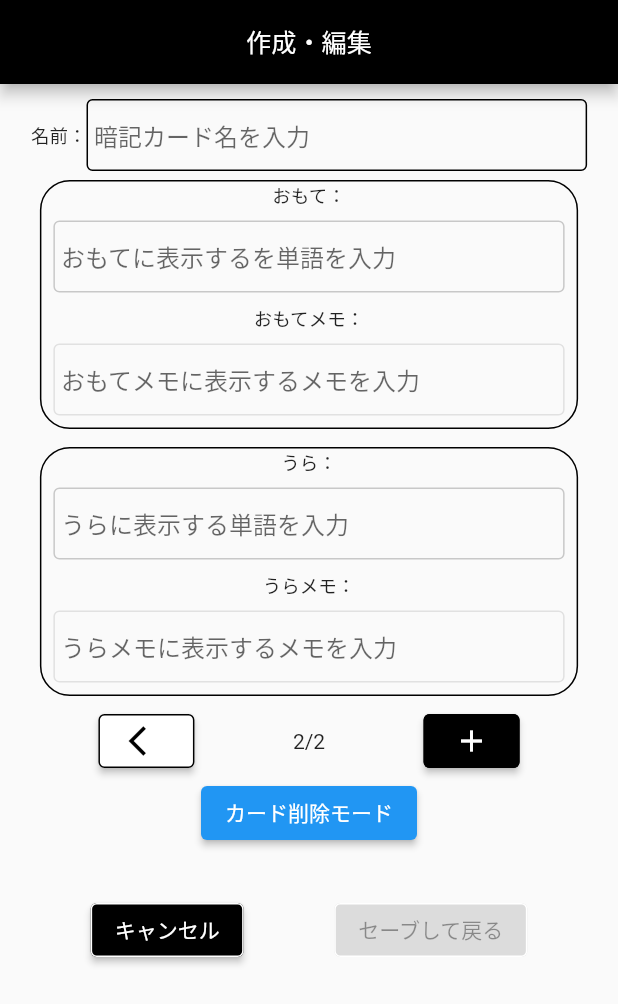
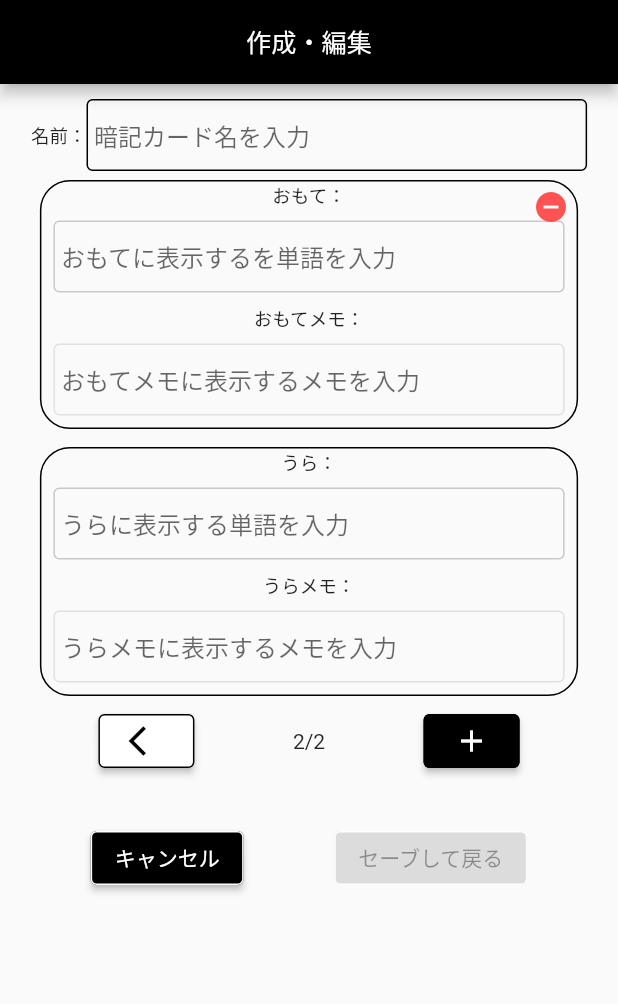
Before and after one commit to Ryu-nakay/flashcard_app_var6, a Flutter app: the MakeAndEditPage screen opened directly, after a tap on the "add" icon, on a phone screen of 412 x 824 dp. Shown: the top 1004 px of the screen. Run offline on Flutter 3.47's test engine with Material 2 defaults, Android fonts, the light colour scheme and no system bars; drawn by our look-alikes of expandable_page_view; our stand-ins replace flip_card, sqflite; accounts and stored records are empty.

Commit message:
基本的な機能は完成？

```diff
--- a/lib/ui/HomePage/HomePage.dart
+++ b/lib/ui/HomePage/HomePage.dart
@@ -27,6 +27,7 @@ class HomePage extends StatelessWidget{
           ),
         ),
         actions: [
+          /*
           IconButton(
             onPressed: (){
               showDialog(
@@ -41,6 +42,7 @@ class HomePage extends StatelessWidget{
               color: Provider.of<ColorModel>(context).appbarTextColor,
             )
           )
+          */
         ],
       ),
       body: Consumer<CardListModel>(builder: (context, card_list_model, child) {
--- a/lib/ui/MakeAndEditPage/MakeAndEditPage.dart
+++ b/lib/ui/MakeAndEditPage/MakeAndEditPage.dart
@@ -3,7 +3,6 @@ import 'package:expandable_page_view/expandable_page_view.dart';
 import 'package:flashcard_app_ver6/model/colorModel.dart';
 import 'package:flashcard_app_ver6/model/flashcardModel.dart';
 import 'package:flashcard_app_ver6/model/makeAndEditModel.dart';
-import 'package:flashcard_app_ver6/ui/MakeAndEditPage/DeleteModePage.dart';
 import 'package:flashcard_app_ver6/ui/MakeAndEditPage/InputCard.dart';
 import 'package:flutter/cupertino.dart';
 import 'package:flutter/material.dart';
@@ -89,30 +88,37 @@ class MakeAndEditPage extends StatelessWidget{
                   Consumer<MakeAndEditModel>(builder: (context, make_and_edit_model, child) {
                     return Column(
                       children: [
+                        Stack(
+                          children: [
                             Container(
                               width: size.width*0.9,
-                          child: ExpandablePageView(
-                            controller:make_and_edit_model.cardPageController,
+                              child: InputCard(size, context,inputItem.cards[make_and_edit_model.cardPageIndex]),
+                            ),
+                            Container(
+                              width: size.width*0.9,
+                              child: Row(
+                                mainAxisAlignment: MainAxisAlignment.end,
                                 children: [
-                              for (int i=0;i<inputItem.cards.length;i++)
-                                Container(
-                                  child: Stack(
-                                    children: [
-
-                                      InputCard(size, context,inputItem.cards[i]),
-                                    ],
+                                  IconButton(
+                                    onPressed:
+                                    inputItem.cards.length!=1?
+                                    (){
+                                      inputItem.cards.removeAt(make_and_edit_model.cardPageIndex);
+                                      if(make_and_edit_model.cardPageIndex>=inputItem.cards.length){
+                                        make_and_edit_model.cardPageIndex-=1;
+                                      }
+                                      make_and_edit_model.notifyListeners();
+                                    }
+                                    :null,
+                                    icon:Icon(
+                                      Icons.remove_circle,
+                                      color: Colors.redAccent,
                                     )
                                   ),
                                 ],
-                            onPageChanged: (int page){
-                              if(page<0){
-                                page=0;
-                              }
-                              make_and_edit_model.changePage(page);
-                              print('${make_and_edit_model.cardPageIndex}');
-                              print('change!');
-                            },
                               ),
+                            )
+                          ],
                         ),
 
 
@@ -125,7 +131,7 @@ class MakeAndEditPage extends StatelessWidget{
                                 make_and_edit_model.cardPageIndex==0?
                                 null:
                                 (){
-                                  make_and_edit_model.previousPage();
+                                  make_and_edit_model.changePage(make_and_edit_model.cardPageIndex-1!=0?make_and_edit_model.cardPageIndex-1:0);
                                 },
                                 child: Icon(
                                   Icons.arrow_back_ios,
@@ -146,11 +152,11 @@ class MakeAndEditPage extends StatelessWidget{
                                 (){
                                   //プラスボタンの処理
                                   inputItem.cards.add(CardData(id: inputItem.cards.length, front: '', frontMemo: '', back: '', backMemo: '', evaluation: 'average'));
-                                  make_and_edit_model.nextPage();
+                                  make_and_edit_model.changePage(make_and_edit_model.cardPageIndex+1<inputItem.cards.length?make_and_edit_model.cardPageIndex+1:inputItem.cards.length-1);
                                 }:
                                 (){
                                   //次のページに送る処理
-                                  make_and_edit_model.nextPage();
+                                  make_and_edit_model.changePage(make_and_edit_model.cardPageIndex+1<inputItem.cards.length?make_and_edit_model.cardPageIndex+1:inputItem.cards.length-1);
                                 },
                                 child: make_and_edit_model.cardPageIndex==inputItem.cards.length-1?
                                 Icon(
@@ -182,15 +188,6 @@ class MakeAndEditPage extends StatelessWidget{
                         ),
 
                         Container(
-                          child: ElevatedButton(
-                            child: Text('カード削除モード'),
-                            onPressed: (){
-                              Navigator.push(context, MaterialPageRoute(builder: (context)=>DeleteModePage(inputItem)));
-                            },
-                          ),
-                        ),
-
-                        Container(
                           margin: EdgeInsets.only(
                             top: 30
                           ),
@@ -218,6 +215,16 @@ class MakeAndEditPage extends StatelessWidget{
                                   Navigator.pop(context);
                                   make_and_edit_model.cardPageIndex=0;
 
+                                  List<CardData> deleteList=[];
+
+                                  for (var item in inputItem.cards) {
+                                    if(item.front=='' && item.back==''){
+                                      deleteList.add(item);
+                                    }
+                                  }
+                                  for (var item in deleteList) {
+                                    inputItem.cards.remove(item);
+                                  }
 
                                   //DBに登録する処理
                                   if(makeModeFlag==true){
```
Also changed, not shown: lib/model/makeAndEditModel.dart (+27 -6 lines), lib/ui/MakeAndEditPage/DeleteModePage.dart (deleted, +0 -23 lines). Lines whose indentation alone changed are shown as unchanged.
